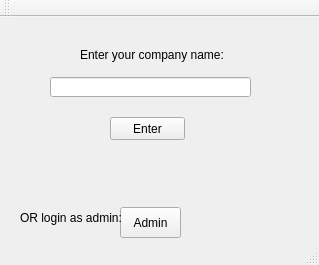
Before: the Qt Designer form Project2/mainwindow.ui in msamatar0/Project2, drawn with Qt 5.
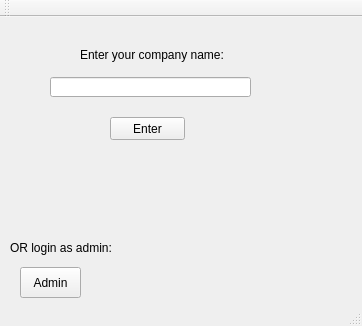
After: the same form once the commit is applied.

The edit to the form file:
```diff
--- a/Project2/mainwindow.ui
+++ b/Project2/mainwindow.ui
@@ -6,8 +6,8 @@
    <rect>
     <x>0</x>
     <y>0</y>
-    <width>319</width>
-    <height>265</height>
+    <width>362</width>
+    <height>326</height>
    </rect>
   </property>
   <property name="windowTitle">
@@ -42,7 +42,7 @@
      <rect>
       <x>80</x>
       <y>30</y>
-      <width>151</width>
+      <width>171</width>
       <height>16</height>
      </rect>
     </property>
@@ -53,8 +53,8 @@
    <widget class="QPushButton" name="login_pushButton_adminLogin">
     <property name="geometry">
      <rect>
-      <x>120</x>
-      <y>190</y>
+      <x>20</x>
+      <y>250</y>
       <width>61</width>
       <height>31</height>
      </rect>
@@ -66,9 +66,9 @@
    <widget class="QLabel" name="label">
     <property name="geometry">
      <rect>
-      <x>20</x>
-      <y>190</y>
-      <width>101</width>
+      <x>10</x>
+      <y>220</y>
+      <width>131</width>
       <height>21</height>
      </rect>
     </property>
```
